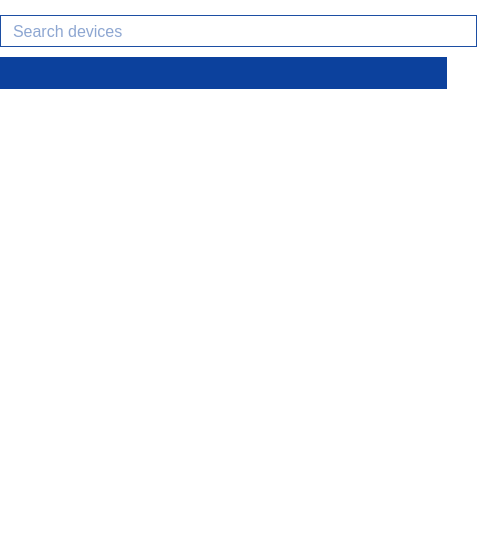
Above: parsec/core/gui/forms/devices_widget.ui from Scille/parsec-cloud before the change. Below: the same form after it.
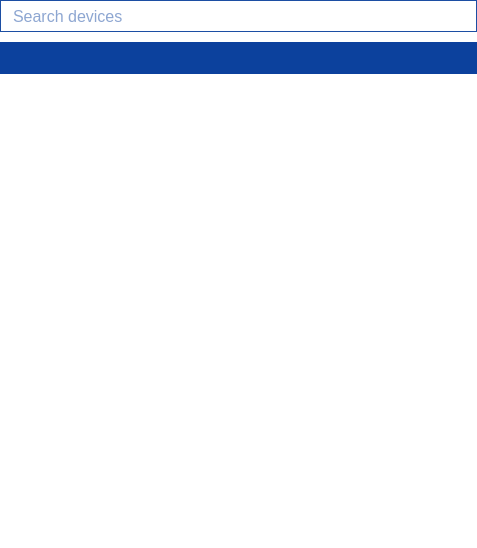
That is the form after the change. Icons and pictures are not drawn.

What changed in the file:
```diff
--- a/parsec/core/gui/forms/devices_widget.ui
+++ b/parsec/core/gui/forms/devices_widget.ui
@@ -27,16 +27,19 @@
     <number>0</number>
    </property>
    <property name="topMargin">
-    <number>15</number>
+    <number>0</number>
    </property>
    <property name="rightMargin">
     <number>0</number>
    </property>
    <property name="bottomMargin">
-    <number>15</number>
+    <number>0</number>
    </property>
    <item>
     <layout class="QHBoxLayout" name="horizontalLayout">
+     <property name="rightMargin">
+      <number>0</number>
+     </property>
      <item>
       <widget class="QLineEdit" name="line_edit_search">
        <property name="minimumSize">
@@ -71,7 +74,7 @@
       <number>0</number>
      </property>
      <property name="rightMargin">
-      <number>30</number>
+      <number>0</number>
      </property>
      <item>
       <widget class="QPushButton" name="pushButton_4">
@@ -121,8 +124,8 @@
          <rect>
           <x>0</x>
           <y>0</y>
-          <width>446</width>
-          <height>390</height>
+          <width>475</width>
+          <height>450</height>
          </rect>
         </property>
         <layout class="QVBoxLayout" name="verticalLayout_4">
@@ -146,7 +149,7 @@
      <property name="sizeHint" stdset="0">
       <size>
        <width>20</width>
-       <height>40</height>
+       <height>10</height>
       </size>
      </property>
     </spacer>
```
